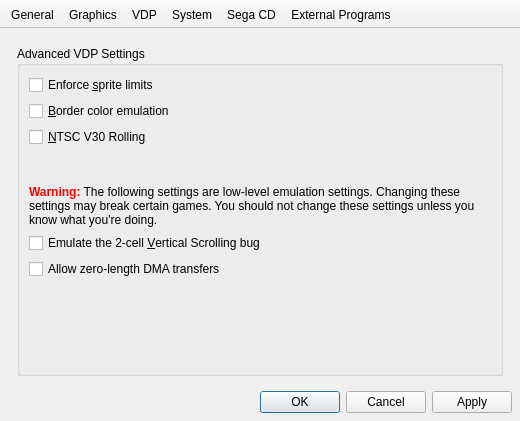
This is src/gens-qt4/ui/GeneralConfigWindow.ui in GerbilSoft/gens-gs-ii as Qt 5 draws it before an edit. The edited form follows.
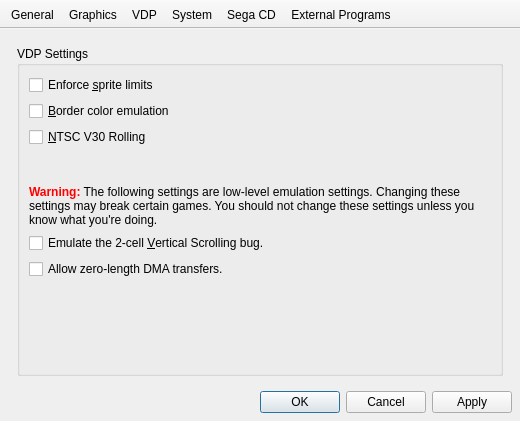
This is the edited form. The open tabs and pages were chosen to show the change. Icons and pictures are not drawn. Custom widgets are drawn as their Qt base class.

Commit message:
[gens-qt4] GeneralConfigWindow: Hide the VScroll Bug and Zero-Length DMA checkboxes unless the warranty is void.
The user must set iKnowWhatImDoingAndWillVoidTheWarranty=true in gens-gs-ii.conf
manually in order to edit these settings in the GUI.

These settings are still present in gens-gs-ii.conf, but if a user knows
enough to edit the config file manually, they probably know enough to
understand why editing these options is usually a bad idea.

Patch:
```diff
--- a/src/gens-qt4/ui/GeneralConfigWindow.ui
+++ b/src/gens-qt4/ui/GeneralConfigWindow.ui
@@ -556,9 +556,9 @@
       <widget class="QWidget" name="tabVdp">
        <layout class="QVBoxLayout" name="verticalLayout_8">
         <item>
-         <widget class="QGroupBox" name="grpAdvancedVDP">
+         <widget class="QGroupBox" name="grpVDP">
           <property name="title">
-           <string>Advanced VDP Settings</string>
+           <string>VDP Settings</string>
           </property>
           <layout class="QVBoxLayout" name="verticalLayout_7">
            <item>
@@ -612,6 +612,12 @@
             </spacer>
            </item>
            <item>
+            <widget class="QWidget" name="grpAdvancedVDP" native="true">
+             <layout class="QVBoxLayout" name="verticalLayout_9">
+              <property name="margin">
+               <number>0</number>
+              </property>
+              <item>
             <widget class="QLabel" name="lblVdpAdvanced">
              <property name="text">
               <string>&lt;span style=&quot;font-weight: bold; color: red&quot;&gt;Warning:&lt;/span&gt; The following settings are low-level emulation settings. Changing these settings may break certain games. You should not change these settings unless you know what you're doing.</string>
@@ -633,7 +639,7 @@
 this option will more accurately simulate the Genesis 3.</string>
              </property>
              <property name="text">
-              <string>Emulate the 2-cell &amp;Vertical Scrolling bug</string>
+                 <string>Emulate the 2-cell &amp;Vertical Scrolling bug.</string>
              </property>
             </widget>
            </item>
@@ -651,8 +657,11 @@
 programs that depend on the correct VDP behavior.</string>
              </property>
              <property name="text">
-              <string>Allow zero-length DMA transfers</string>
-             </property>
+                 <string>Allow zero-length DMA transfers.</string>
+                </property>
+               </widget>
+              </item>
+             </layout>
             </widget>
            </item>
            <item>
```
Left out of the diff: 2 changed lines with no effect on the pictures. Lines whose indentation alone changed are shown as unchanged. The commit also changes 2 other files.
